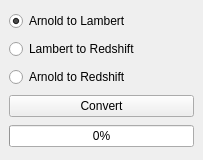
iceanimations/arnoldToRedshift, file ui/main.ui: the form before one commit.
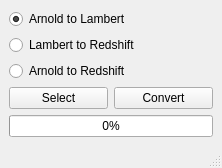
The form after the commit.

Commit message: select button added

```diff
--- a/ui/main.ui
+++ b/ui/main.ui
@@ -6,8 +6,8 @@
    <rect>
     <x>0</x>
     <y>0</y>
-    <width>203</width>
-    <height>160</height>
+    <width>222</width>
+    <height>164</height>
    </rect>
   </property>
   <property name="windowTitle">
@@ -40,12 +40,26 @@
      </widget>
     </item>
     <item>
+     <layout class="QHBoxLayout" name="horizontalLayout">
+      <item>
+       <widget class="QPushButton" name="selectButton">
+        <property name="toolTip">
+         <string>Select all arnolds</string>
+        </property>
+        <property name="text">
+         <string>Select</string>
+        </property>
+       </widget>
+      </item>
+      <item>
      <widget class="QPushButton" name="convertButton">
       <property name="text">
        <string>Convert</string>
       </property>
      </widget>
     </item>
+     </layout>
+    </item>
     <item>
      <widget class="QProgressBar" name="progressBar">
       <property name="value">
@@ -55,6 +69,7 @@
     </item>
    </layout>
   </widget>
+  <widget class="QStatusBar" name="statusBar"/>
  </widget>
  <resources/>
  <connections/>
```
Lines whose indentation alone changed are shown as unchanged. The commit also changes 1 other file.
